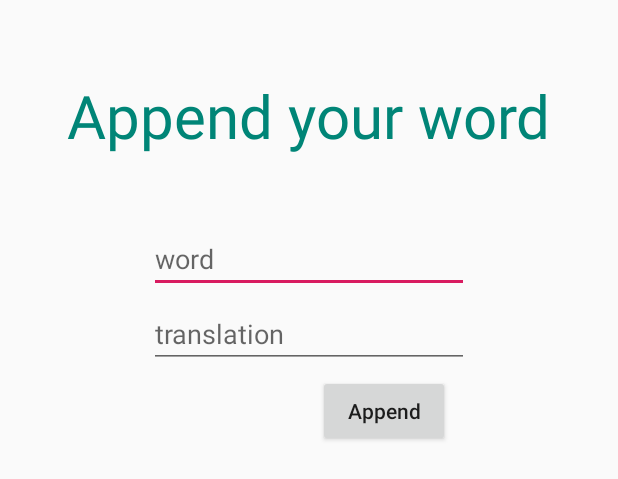
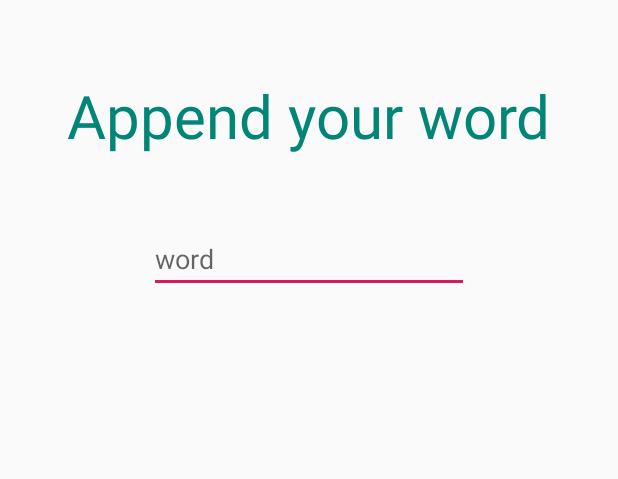
Before and after one commit to KriTiKall/4Android, an Android app: the layout activity_append.xml on its own in the app's theme, with its tools: preview values and no code run, on a phone screen of 412 x 824 dp. Shown: the top 479 px of the screen. Run offline under Robolectric (Android 15) with nearby library versions, the phone set to English and light mode, and no system bars.

Commit message:
made by: %5

```diff
--- a/app/src/main/java/com/example/android_translator/presentation/activity/MainActivity.java
+++ b/app/src/main/java/com/example/android_translator/presentation/activity/MainActivity.java
@@ -74,10 +74,4 @@ public class MainActivity extends MvpAppCompatActivity implements MainView {
         return super.onOptionsItemSelected(item);
     }
 
-    @OnClick({R.id.main_word, R.id.main_translation})
-    public void appendNewWord(View v){
-        Intent goToChange = new Intent(this, ChangeActivity.class);
-        goToChange.putExtra("text", ((TextView)findViewById(R.id.main_word)).getText().toString());
-        startActivity(goToChange);
-    }
 }
--- a/app/src/main/java/com/example/android_translator/presentation/render/PossibleTranslationRender.java
+++ b/app/src/main/java/com/example/android_translator/presentation/render/PossibleTranslationRender.java
@@ -3,14 +3,18 @@ package com.example.android_translator.presentation.render;
 import android.view.LayoutInflater;
 import android.view.View;
 import android.view.ViewGroup;
+import android.widget.EditText;
 import android.widget.TextView;
 import androidx.annotation.NonNull;
 import androidx.recyclerview.widget.RecyclerView;
 import butterknife.BindView;
 import butterknife.ButterKnife;
 import com.example.android_translator.R;
+import com.example.android_translator.app.App;
+import com.example.android_translator.domain.data_perform.TranslationField;
 
 import java.util.List;
+import java.util.UUID;
 
 public class PossibleTranslationRender extends RecyclerView.Adapter<PossibleTranslationRender.PossibleTranslationViewHolder> {
 
--- a/app/src/main/res/layout/activity_append.xml
+++ b/app/src/main/res/layout/activity_append.xml
@@ -19,18 +19,6 @@
         app:layout_constraintRight_toRightOf="parent"
         app:layout_constraintTop_toTopOf="parent" />
 
-    <Button
-        android:id="@+id/button_append"
-        android:layout_width="wrap_content"
-        android:layout_height="wrap_content"
-        android:text="@string/a_append_button"
-        android:textAllCaps="false"
-        android:layout_marginTop="250dp"
-
-        app:layout_constraintLeft_toLeftOf="@+id/edit_text_word_append"
-        app:layout_constraintRight_toRightOf="parent"
-        app:layout_constraintTop_toTopOf="parent" />
-
     <EditText
         android:id="@+id/edit_text_word_append"
         android:layout_width="wrap_content"
@@ -39,21 +27,6 @@
         android:inputType="textPersonName"
         android:layout_marginTop="150dp"
         android:hint="word"
-
-        app:layout_constraintLeft_toLeftOf="parent"
-        app:layout_constraintRight_toRightOf="parent"
-        app:layout_constraintTop_toTopOf="parent" />
-
-
-    <EditText
-        android:id="@+id/edit_text_translate_append"
-        android:layout_width="wrap_content"
-        android:layout_height="wrap_content"
-        android:ems="10"
-        android:inputType="textPersonName"
-        android:layout_marginTop="200dp"
-        android:hint="translation"
-
 
         app:layout_constraintLeft_toLeftOf="parent"
         app:layout_constraintRight_toRightOf="parent"
@@ -68,6 +41,6 @@
 
         app:layout_constraintLeft_toLeftOf="parent"
         app:layout_constraintRight_toRightOf="parent"
-        app:layout_constraintTop_toTopOf="@+id/button_append"
+        app:layout_constraintTop_toTopOf="@+id/edit_text_word_append"
         app:layout_constraintBottom_toBottomOf="parent"/>
 </androidx.constraintlayout.widget.ConstraintLayout>
--- a/app/src/main/res/layout/change_translation_layout.xml
+++ b/app/src/main/res/layout/change_translation_layout.xml
@@ -11,6 +11,7 @@
         android:layout_weight="1"
         android:textColor="@color/colorAccent"
         android:autoSizeMaxTextSize="20sp"
-        android:textSize="20sp" />
+        android:textSize="20sp"
+        android:onClick="ch"/>
 
 </LinearLayout>
--- a/app/src/main/res/layout/possible_translation_layout.xml
+++ b/app/src/main/res/layout/possible_translation_layout.xml
@@ -10,5 +10,6 @@
         android:layout_weight="1"
         android:textColor="@color/colorAccent"
         android:autoSizeMaxTextSize="20sp"
-        android:textSize="20sp" />
+        android:textSize="20sp"
+        android:onClick="appendWord"/>
 </LinearLayout>
```
Also changed, not shown: app/src/main/java/com/example/android_translator/presentation/activity/AppendActivity.java (+1 -6 lines), app/src/main/java/com/example/android_translator/presentation/activity/ChangeActivity.java (+1 -6 lines), app/src/main/res/layout/activity_change.xml (+1 -27 lines).
